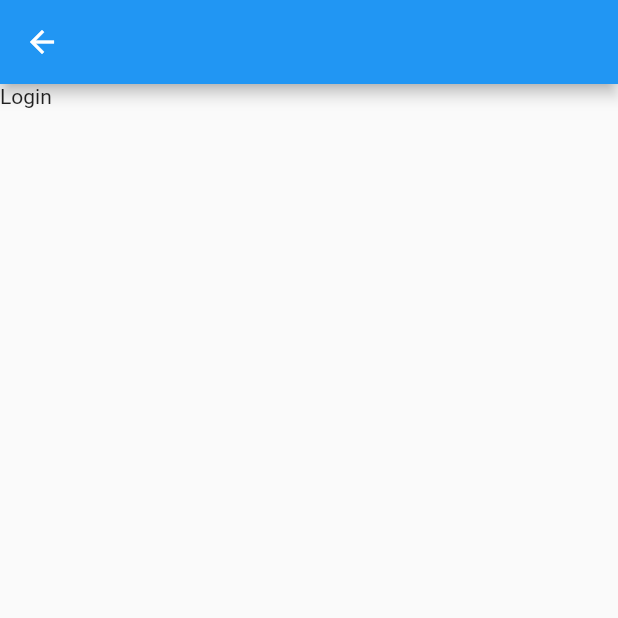
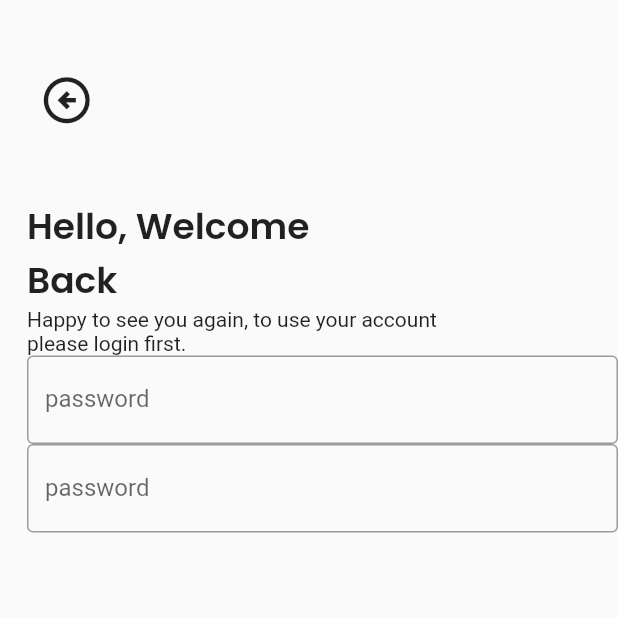
Before and after one commit to asnakeassefa/chatApp, a Flutter app: the Splash screen opened directly, after a tap on "Get Started", on a phone screen of 412 x 824 dp, the top half of it. Run offline on Flutter 3.47's test engine with Material 2 defaults, Android fonts, the phone set to English and light mode, and no system bars; our stand-ins replace smooth_page_indicator.

Commit message:
user form started

```diff
--- /dev/null
+++ b/lib/component/backButton.dart
@@ -0,0 +1,16 @@
+import 'package:flutter/material.dart';
+
+class Back extends StatelessWidget {
+  const Back({super.key});
+
+  @override
+  Widget build(BuildContext context) {
+    return IconButton(
+      icon: const Icon(
+        Icons.arrow_circle_left_outlined,
+        size: 37,
+      ),
+      onPressed: () => {Navigator.pop(context)},
+    );
+  }
+}
--- a/lib/component/header.dart
+++ b/lib/component/header.dart
@@ -16,7 +16,7 @@ class Header extends StatelessWidget {
               style: TextStyle(
                 fontSize: 39,
                 fontWeight: FontWeight.w600,
-                // fontFamily: poppins,
+                fontFamily: "poppins",
               ),
             ),
           ),
@@ -24,7 +24,10 @@ class Header extends StatelessWidget {
             padding: const EdgeInsets.fromLTRB(20, 0, 120, 0),
             child: const Text(
               "Help you to connect everyone with just easy way",
-              style: TextStyle(fontSize: 17),
+              style: TextStyle(
+                fontSize: 17,
+                fontFamily: "poppins",
+              ),
             ),
           )
         ],
--- /dev/null
+++ b/lib/component/userField.dart
@@ -0,0 +1,27 @@
+import "package:flutter/material.dart";
+
+class UserFormField extends StatelessWidget {
+  final controller;
+  final String hintText;
+  final bool obscure;
+  final String lableText;
+  const UserFormField({super.key,this.controller, required this.hintText, required this.obscure,required this.lableText});
+
+  @override
+  Widget build(BuildContext context) {
+    return TextField(
+      controller: controller,
+      obscureText: obscure,
+      decoration: InputDecoration(
+        labelText: lableText,
+        hintText:hintText,
+        enabledBorder: const OutlineInputBorder(
+          borderSide: BorderSide(color: Colors.black38)
+        ),
+        focusedBorder:const OutlineInputBorder(
+          borderSide: BorderSide(color: Colors.black54)
+        )
+      ),
+    );
+  }
+}
--- a/lib/main.dart
+++ b/lib/main.dart
@@ -1,3 +1,4 @@
+import 'package:chat/pages/loginPage/login.dart';
 import 'package:chat/pages/splashScreen.dart';
 import 'package:flutter/material.dart';
 import 'package:chat/common/color.dart';
@@ -18,7 +19,7 @@ class MyApp extends StatelessWidget {
       theme: ThemeData.light().copyWith(
         primaryColor:Lcolor.mainColor,
       ),
-      home:const Splash(),
+      home:const Login(),
     );
   }
 }
--- a/lib/pages/login.dart
+++ /dev/null
@@ -1,18 +0,0 @@
-import 'package:flutter/material.dart';
-
-class Login extends StatefulWidget {
-  const Login({super.key});
-
-  @override
-  State<Login> createState() => _LoginState();
-}
-
-class _LoginState extends State<Login> {
-  @override
-  Widget build(BuildContext context) {
-    return Scaffold(
-      appBar: AppBar(),
-      body: const Text('Login'),
-    );
-  }
-}
--- /dev/null
+++ b/lib/pages/loginPage/login.dart
@@ -0,0 +1,76 @@
+import 'package:chat/component/userField.dart';
+import 'package:flutter/material.dart';
+
+import '../../component/backButton.dart';
+
+class Login extends StatefulWidget {
+  const Login({super.key});
+
+  @override
+  State<Login> createState() => _LoginState();
+}
+
+class _LoginState extends State<Login> {
+  final userController = TextEditingController();
+  final passwordController = TextEditingController();
+
+  @override
+  Widget build(BuildContext context) {
+    return Scaffold(
+      body: SafeArea(
+        child: Padding(
+          padding: const EdgeInsets.only(left: 18),
+          child: Expanded(
+            child: Column(
+              // mainAxisAlignment: MainAxisAlignment.start,
+              crossAxisAlignment: CrossAxisAlignment.start,
+              children: [
+                const SizedBox(height: 40),
+                //backbutton
+                const Back(),
+                const SizedBox(height: 45), //Text Description
+                Column(
+                  crossAxisAlignment: CrossAxisAlignment.start,
+                  children: const [
+                    SizedBox(
+                      width: 250,
+                      child: Text(
+                        "Hello, Welcome Back",
+                        style: TextStyle(
+                            fontFamily: "poppins",
+                            fontSize: 24,
+                            fontWeight: FontWeight.w600),
+                      ),
+                    ),
+                    SizedBox(
+                      width: 280,
+                      child: Text(
+                        "Happy to see you again, to use your account please login first.",
+                      ),
+                    )
+                  ],
+                ),
+
+                //username TextField
+                UserFormField(
+                  hintText: "username",
+                  obscure: false,
+                  controller: userController,
+                  lableText: "password",
+                ),
+                //password TextField
+
+                UserFormField(
+                  hintText: "Password",
+                  obscure: true,
+                  controller: passwordController,
+                  lableText: "password",
+                ),
+              ],
+            ),
+          ),
+        ),
+      ),
+    );
+  }
+}
--- a/lib/pages/splashScreen.dart
+++ b/lib/pages/splashScreen.dart
@@ -1,6 +1,6 @@
 import 'package:chat/component/cards.dart';
 import 'package:chat/component/header.dart';
-import 'package:chat/pages/login.dart';
+import 'package:chat/pages/loginPage/login.dart';
 import 'package:flutter/material.dart';
 import 'package:smooth_page_indicator/smooth_page_indicator.dart';
 
```
Also changed, not shown: pubspec.yaml (+4 -4 lines), assets/fonts/Poppins-Bold.ttf (added), assets/fonts/Poppins-Italic.ttf (added), assets/fonts/Poppins-Light.ttf (added), assets/fonts/Poppins-Regular.ttf (added).
